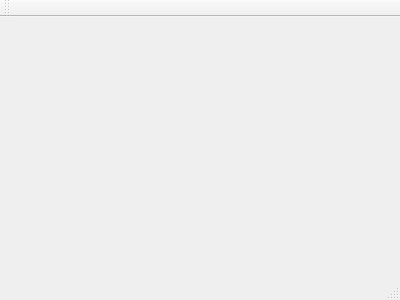
Qt form mainwindow.ui (3wnbr1/Crypto) before a commit.
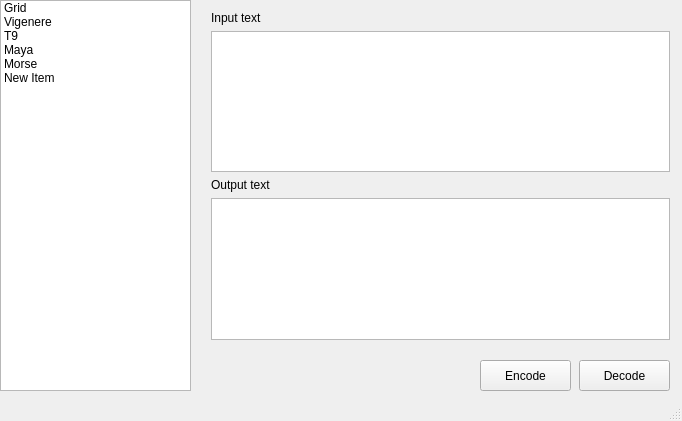
The same form after that commit.

Commit message: Added Grid cypher in Python

Diff of the .ui file:
```diff
--- a/mainwindow.ui
+++ b/mainwindow.ui
@@ -1,24 +1,169 @@
 <ui version="4.0">
  <class>MainWindow</class>
- <widget class="QMainWindow" name="MainWindow" >
-  <property name="geometry" >
+ <widget class="QMainWindow" name="MainWindow">
+  <property name="geometry">
    <rect>
     <x>0</x>
     <y>0</y>
-    <width>400</width>
-    <height>300</height>
+    <width>682</width>
+    <height>421</height>
    </rect>
   </property>
   <property name="windowTitle" >
    <string>MainWindow</string>
   </property>
-  <widget class="QMenuBar" name="menuBar" />
-  <widget class="QToolBar" name="mainToolBar" />
-  <widget class="QWidget" name="centralWidget" />
-  <widget class="QStatusBar" name="statusBar" />
+  <widget class="QWidget" name="centralWidget">
+   <widget class="QListWidget" name="listWidget">
+    <property name="geometry">
+     <rect>
+      <x>0</x>
+      <y>0</y>
+      <width>191</width>
+      <height>391</height>
+     </rect>
+    </property>
+    <item>
+     <property name="text">
+      <string>Grid</string>
+     </property>
+    </item>
+    <item>
+     <property name="text">
+      <string>Vigenere</string>
+     </property>
+    </item>
+    <item>
+     <property name="text">
+      <string>T9</string>
+     </property>
+    </item>
+    <item>
+     <property name="text">
+      <string>Maya</string>
+     </property>
+    </item>
+    <item>
+     <property name="text">
+      <string>Morse</string>
+     </property>
+    </item>
+    <item>
+     <property name="text">
+      <string>New Item</string>
+     </property>
+    </item>
+   </widget>
+   <widget class="QWidget" name="verticalLayoutWidget">
+    <property name="geometry">
+     <rect>
+      <x>200</x>
+      <y>0</y>
+      <width>481</width>
+      <height>351</height>
+     </rect>
+    </property>
+    <layout class="QVBoxLayout" name="verticalLayout">
+     <item>
+      <spacer name="verticalSpacer_2">
+       <property name="orientation">
+        <enum>Qt::Vertical</enum>
+       </property>
+       <property name="sizeHint" stdset="0">
+        <size>
+         <width>20</width>
+         <height>40</height>
+        </size>
+       </property>
+      </spacer>
+     </item>
+     <item>
+      <widget class="QLabel" name="label_2">
+       <property name="text">
+        <string>Input text</string>
+       </property>
+      </widget>
+     </item>
+     <item>
+      <widget class="QPlainTextEdit" name="plainTextEdit"/>
+     </item>
+     <item>
+      <spacer name="verticalSpacer">
+       <property name="orientation">
+        <enum>Qt::Vertical</enum>
+       </property>
+       <property name="sizeHint" stdset="0">
+        <size>
+         <width>20</width>
+         <height>40</height>
+        </size>
+       </property>
+      </spacer>
+     </item>
+     <item>
+      <widget class="QLabel" name="label">
+       <property name="text">
+        <string>Output text</string>
+       </property>
+      </widget>
+     </item>
+     <item>
+      <widget class="QTextEdit" name="textEdit"/>
+     </item>
+     <item>
+      <spacer name="verticalSpacer_3">
+       <property name="orientation">
+        <enum>Qt::Vertical</enum>
+       </property>
+       <property name="sizeHint" stdset="0">
+        <size>
+         <width>20</width>
+         <height>40</height>
+        </size>
+       </property>
+      </spacer>
+     </item>
+    </layout>
+   </widget>
+   <widget class="QPushButton" name="pushButton_decode">
+    <property name="geometry">
+     <rect>
+      <x>579</x>
+      <y>360</y>
+      <width>91</width>
+      <height>31</height>
+     </rect>
+    </property>
+    <property name="text">
+     <string>Decode</string>
+    </property>
+   </widget>
+   <widget class="QPushButton" name="pushButton_encode">
+    <property name="geometry">
+     <rect>
+      <x>480</x>
+      <y>360</y>
+      <width>91</width>
+      <height>31</height>
+     </rect>
+    </property>
+    <property name="text">
+     <string>Encode</string>
+    </property>
+   </widget>
+  </widget>
+  <widget class="QMenuBar" name="menuBar">
+   <property name="geometry">
+    <rect>
+     <x>0</x>
+     <y>0</y>
+     <width>682</width>
+     <height>22</height>
+    </rect>
+   </property>
+  </widget>
+  <widget class="QStatusBar" name="statusBar"/>
  </widget>
- <layoutDefault spacing="6" margin="11" />
- <pixmapfunction></pixmapfunction>
+ <layoutdefault spacing="6" margin="11"/>
  <resources/>
  <connections/>
 </ui>
```
Left out of the diff: 3 changed lines with no effect on the pictures. The commit also changes 6 other files.
